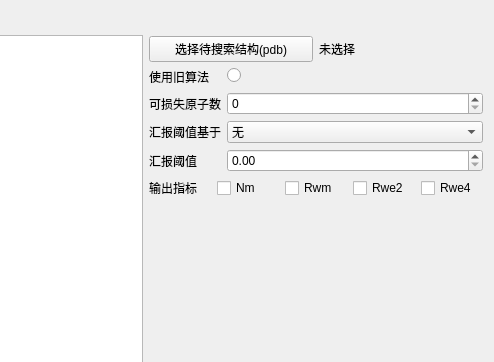
Before: the Qt Designer form crystaltoolgui/qt/tabresmatcher.ui in jingshenSN2/CrystalTool, drawn with Qt 5; both pictures show x 203 to 697 and y 0 to 362 of the 697 by 570 pixel window.
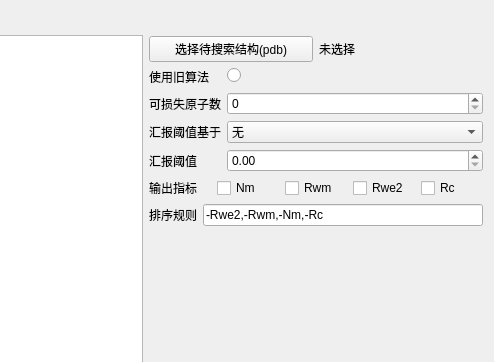
After: the same form once the commit is applied.

Commit message: WIP match result ui

What changed in the file:
```diff
--- a/crystaltoolgui/qt/tabresmatcher.ui
+++ b/crystaltoolgui/qt/tabresmatcher.ui
@@ -187,7 +187,31 @@
        <item>
         <widget class="QCheckBox" name="cB_Rwe4">
          <property name="text">
-          <string>Rwe4</string>
+                      <string>Rc</string>
+                  </property>
+              </widget>
+          </item>
+      </layout>
+     </item>
+        <item>
+            <layout class="QHBoxLayout" name="hL_match_sort">
+                <item>
+                    <widget class="QLabel" name="l_match_sort">
+                        <property name="text">
+                            <string>排序规则</string>
+                        </property>
+                    </widget>
+                </item>
+                <item>
+                    <widget class="QLineEdit" name="lE_match_sort">
+                        <property name="inputMask">
+                            <string/>
+                        </property>
+                        <property name="text">
+                            <string>-Rwe2,-Rwm,-Nm,-Rc</string>
+                        </property>
+                        <property name="maxLength">
+                            <number>32767</number>
          </property>
         </widget>
        </item>
```
Left out of the diff: 2 changed lines with no effect on the pictures. Lines whose indentation alone changed are shown as unchanged. The commit also changes 19 other files.
